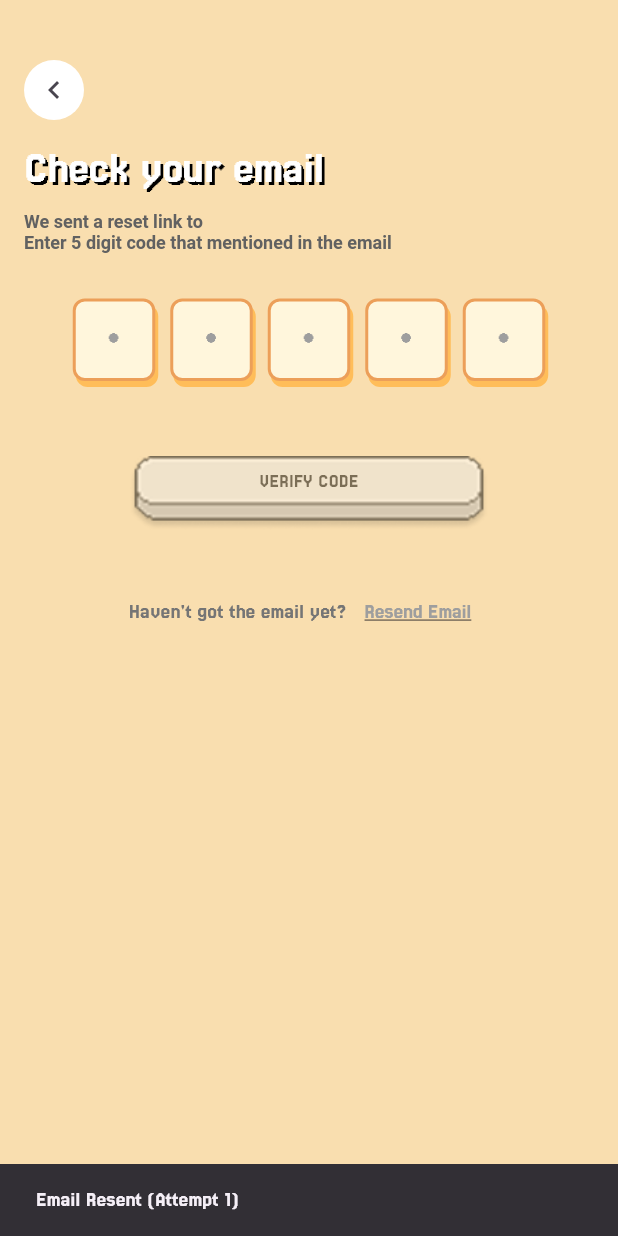
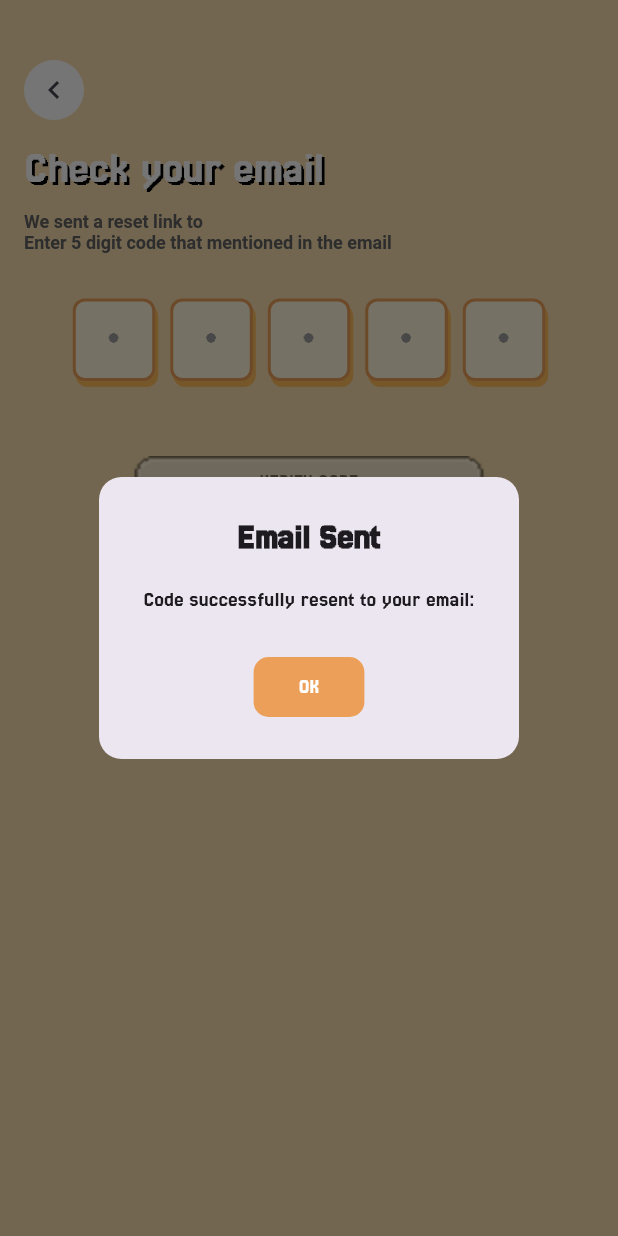
Before and after one commit to EdbertEL/MobileApp_GymSaga, a Flutter app: the CheckEmailForCodePage screen opened directly with empty values, after a tap on "Resend Email", on a phone screen of 412 x 824 dp. Run offline on Flutter 3.47's test engine with Material 3 defaults, Android fonts, the phone set to English and light mode, and no system bars; our stand-ins replace fl_chart, loading_indicator.

Commit message:
check email for code FE, pass reset, bikin tambahan styling

```diff
--- a/gymsaga/lib/checkemailforcode.dart
+++ b/gymsaga/lib/checkemailforcode.dart
@@ -6,7 +6,6 @@ import 'passwordreset.dart';
 class CheckEmailForCodePage extends StatefulWidget {
   final String email;
   const CheckEmailForCodePage({super.key, required this.email});
-
   @override
   CheckEmailForCodeState createState() => CheckEmailForCodeState();
 }
@@ -52,7 +51,6 @@ class CheckEmailForCodeState extends State<CheckEmailForCodePage> {
   void _handleVerification() {
     String enteredCode =
         _codeControllers.map((controller) => controller.text).join();
-
     // Navigasi ke halaman PasswordResetPage
     Navigator.push(
       context,
@@ -69,12 +67,46 @@ class CheckEmailForCodeState extends State<CheckEmailForCodePage> {
         _isResendEnabled = false;
       });
 
-      // Simulate email resend (replace with actual email resend logic)
-      ScaffoldMessenger.of(context).showSnackBar(
-        SnackBar(
-          content: Text('Email Resent (Attempt $_resendCount)'),
-          duration: const Duration(seconds: 2),
-        ),
+      // Show a popup dialog instead of a snackbar
+      showDialog(
+        context: context,
+        builder: (BuildContext context) {
+          return AlertDialog(
+            shape: RoundedRectangleBorder(
+              borderRadius: BorderRadius.circular(15),
+            ),
+            title: const Text(
+              'Email Sent',
+              textAlign: TextAlign.center,
+              style: TextStyle(
+                fontWeight: FontWeight.bold,
+              ),
+            ),
+            content: Text(
+              'Code successfully resent to your email: ${widget.email}',
+              textAlign: TextAlign.center,
+            ),
+            actions: [
+              Center(
+                child: TextButton(
+                  style: TextButton.styleFrom(
+                    backgroundColor: const Color(0xFFEC9F59),
+                    foregroundColor: Colors.white,
+                    shape: RoundedRectangleBorder(
+                      borderRadius: BorderRadius.circular(10),
+                    ),
+                    padding: const EdgeInsets.symmetric(
+                        horizontal: 30, vertical: 10),
+                  ),
+                  onPressed: () {
+                    Navigator.of(context).pop();
+                  },
+                  child: const Text('OK'),
+                ),
+              ),
+            ],
+          );
+        },
       );
 
       // Enable resend after 30 seconds
@@ -234,7 +266,6 @@ class CheckEmailForCodeState extends State<CheckEmailForCodePage> {
                         }),
                       ),
                       const SizedBox(height: 50),
-
                       // Verify Button
                       Center(
                         child: InkWell(
@@ -266,7 +297,6 @@ class CheckEmailForCodeState extends State<CheckEmailForCodePage> {
                           ),
                         ),
                       ),
-
                       const SizedBox(height: 30),
                       Row(
                         mainAxisAlignment: MainAxisAlignment.center,
--- a/gymsaga/lib/passwordreset.dart
+++ b/gymsaga/lib/passwordreset.dart
@@ -1,4 +1,5 @@
 import 'package:flutter/material.dart';
+import 'setnewpassword.dart'; // Import the SetNewPasswordPage
 
 class PasswordResetPage extends StatelessWidget {
   const PasswordResetPage({super.key});
@@ -32,7 +33,7 @@ class PasswordResetPage extends StatelessWidget {
               ),
               const SizedBox(height: 60),
               const Text(
-                'Check your email',
+                'Verify is Success',
                 textAlign: TextAlign.center,
                 style: TextStyle(
                   fontFamily: 'Jersey25',
@@ -45,7 +46,7 @@ class PasswordResetPage extends StatelessWidget {
               const Padding(
                 padding: EdgeInsets.symmetric(horizontal: 8),
                 child: Text(
-                  'Your password has been successfully reset. Click confirm to set a new password',
+                  'Your Verify Email has been successfully Land. Click confirm to set a new password',
                   textAlign: TextAlign.center,
                   style: TextStyle(
                     fontFamily: 'Jersey25',
@@ -57,7 +58,15 @@ class PasswordResetPage extends StatelessWidget {
               const SizedBox(height: 60),
               Center(
                 child: GestureDetector(
-                  onTap: () {},
+                  onTap: () {
+                    // Navigate to SetNewPasswordPage when the button is pressed
+                    Navigator.push(
+                      context,
+                      MaterialPageRoute(
+                        builder: (context) => const SetNewPasswordPage(),
+                      ),
+                    );
+                  },
                   child: Container(
                     width: 340,
                     height: 70,
```
